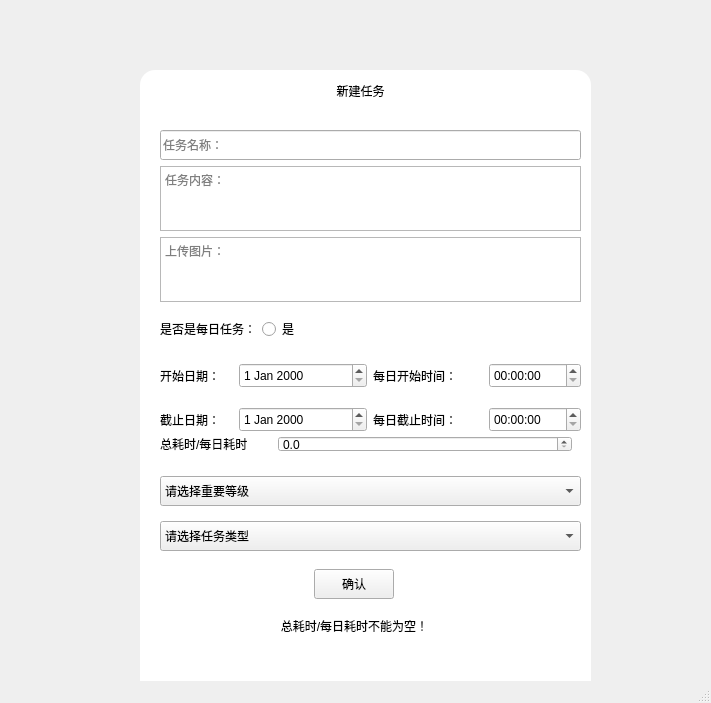
Before: the Qt Designer form frontend/add_task.ui in AiDahanwen/BUAA_2024_Python_Project, drawn with Qt 5.
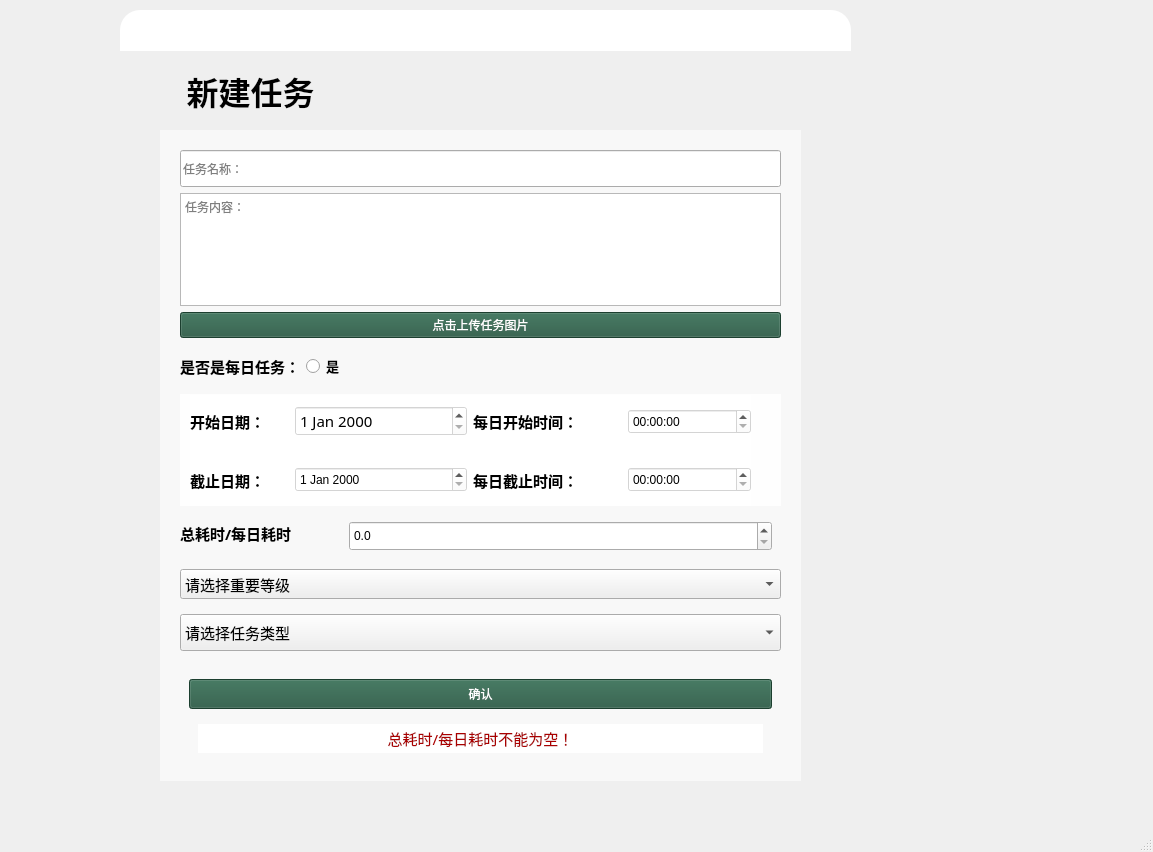
After: the same form once the commit is applied. The open tabs and pages were chosen to show the change. Icons and pictures are not drawn.

Commit message: frontend-finish:add_task and display_task-cuzn

Patch:
```diff
--- a/frontend/add_task.ui
+++ b/frontend/add_task.ui
@@ -6,8 +6,8 @@
    <rect>
     <x>0</x>
     <y>0</y>
-    <width>711</width>
-    <height>703</height>
+    <width>1153</width>
+    <height>852</height>
    </rect>
   </property>
   <property name="windowTitle">
@@ -17,10 +17,10 @@
    <widget class="QFrame" name="frame">
     <property name="geometry">
      <rect>
-      <x>140</x>
-      <y>70</y>
-      <width>451</width>
-      <height>631</height>
+      <x>120</x>
+      <y>10</y>
+      <width>731</width>
+      <height>801</height>
      </rect>
     </property>
     <property name="minimumSize">
@@ -32,7 +32,7 @@
     <property name="styleSheet">
      <string notr="true">#frame{
 	border-radius:15px;
-	background-color: rgb(255, 255, 255);
+	background-color: rgba(255, 255, 255, 0);
 }
 
 
@@ -48,9 +48,9 @@
     <widget class="QLabel" name="label">
      <property name="geometry">
       <rect>
-       <x>150</x>
-       <y>0</y>
-       <width>141</width>
+       <x>40</x>
+       <y>60</y>
+       <width>181</width>
        <height>41</height>
       </rect>
      </property>
@@ -60,6 +60,15 @@
        <height>41</height>
       </size>
      </property>
+     <property name="font">
+      <font>
+       <family>微软雅黑</family>
+       <pointsize>24</pointsize>
+       <weight>75</weight>
+       <italic>false</italic>
+       <bold>true</bold>
+      </font>
+     </property>
      <property name="styleSheet">
       <string notr="true">font: 75 20pt &quot;微软雅黑&quot;;</string>
      </property>
@@ -73,10 +82,10 @@
     <widget class="QFrame" name="frame_2">
      <property name="geometry">
       <rect>
-       <x>20</x>
-       <y>60</y>
-       <width>421</width>
-       <height>421</height>
+       <x>60</x>
+       <y>140</y>
+       <width>601</width>
+       <height>501</height>
       </rect>
      </property>
      <property name="styleSheet">
@@ -115,6 +124,9 @@
           <height>30</height>
          </size>
         </property>
+        <property name="styleSheet">
+         <string notr="true">font: 11pt &quot;微软雅黑&quot;;</string>
+        </property>
         <property name="text">
          <string/>
         </property>
@@ -131,21 +143,22 @@
           <verstretch>3</verstretch>
          </sizepolicy>
         </property>
+        <property name="styleSheet">
+         <string notr="true">font: 11pt &quot;微软雅黑&quot;;</string>
+        </property>
         <property name="placeholderText">
          <string>任务内容：</string>
         </property>
        </widget>
       </item>
       <item>
-       <widget class="QTextEdit" name="textEdit_Add_task_photo">
-        <property name="sizePolicy">
-         <sizepolicy hsizetype="Expanding" vsizetype="Expanding">
-          <horstretch>0</horstretch>
-          <verstretch>1</verstretch>
-         </sizepolicy>
+       <widget class="QPushButton" name="pushButton_Add_task_photo">
+        <property name="styleSheet">
+         <string notr="true">background-color: rgb(39, 88, 66);
+color: rgb(255, 255, 255);</string>
         </property>
-        <property name="placeholderText">
-         <string>上传图片：</string>
+        <property name="text">
+         <string>点击上传任务图片</string>
         </property>
        </widget>
       </item>
@@ -169,6 +182,17 @@
              <verstretch>0</verstretch>
             </sizepolicy>
            </property>
+           <property name="font">
+            <font>
+             <family>微软雅黑</family>
+             <pointsize>11</pointsize>
+             <weight>75</weight>
+             <bold>true</bold>
+            </font>
+           </property>
+           <property name="styleSheet">
+            <string notr="true"/>
+           </property>
            <property name="text">
             <string>是否是每日任务：</string>
            </property>
@@ -182,6 +206,14 @@
              <verstretch>0</verstretch>
             </sizepolicy>
            </property>
+           <property name="font">
+            <font>
+             <family>微软雅黑</family>
+             <pointsize>10</pointsize>
+             <weight>75</weight>
+             <bold>true</bold>
+            </font>
+           </property>
            <property name="text">
             <string>是</string>
            </property>
@@ -204,6 +236,9 @@
           <height>88</height>
          </size>
         </property>
+        <property name="styleSheet">
+         <string notr="true">background-color: rgba(255, 255, 255, 150);</string>
+        </property>
         <property name="currentIndex">
          <number>0</number>
         </property>
@@ -349,10 +384,10 @@
          <widget class="QWidget" name="layoutWidget">
           <property name="geometry">
            <rect>
-            <x>0</x>
+            <x>10</x>
             <y>1</y>
-            <width>421</width>
-            <height>81</height>
+            <width>561</width>
+            <height>111</height>
            </rect>
           </property>
           <layout class="QVBoxLayout" name="verticalLayout_2">
@@ -385,6 +420,14 @@
                   <height>30</height>
                  </size>
                 </property>
+                <property name="font">
+                 <font>
+                  <family>微软雅黑</family>
+                  <pointsize>11</pointsize>
+                  <weight>75</weight>
+                  <bold>true</bold>
+                 </font>
+                </property>
                 <property name="text">
                  <string>开始日期：</string>
                 </property>
@@ -404,6 +447,18 @@
                   <height>25</height>
                  </size>
                 </property>
+                <property name="font">
+                 <font>
+                  <family>微软雅黑</family>
+                  <pointsize>11</pointsize>
+                  <weight>50</weight>
+                  <italic>false</italic>
+                  <bold>false</bold>
+                 </font>
+                </property>
+                <property name="styleSheet">
+                 <string notr="true">font: 11pt &quot;微软雅黑&quot;;</string>
+                </property>
                </widget>
               </item>
               <item>
@@ -420,6 +475,14 @@
                   <height>30</height>
                  </size>
                 </property>
+                <property name="font">
+                 <font>
+                  <family>微软雅黑</family>
+                  <pointsize>11</pointsize>
+                  <weight>75</weight>
+                  <bold>true</bold>
+                 </font>
+                </property>
                 <property name="text">
                  <string>每日开始时间：</string>
                 </property>
@@ -439,6 +502,9 @@
                   <height>25</height>
                  </size>
                 </property>
+                <property name="styleSheet">
+                 <string notr="true">font: 11pt &quot;微软雅黑&quot;;</string>
+                </property>
                </widget>
               </item>
              </layout>
@@ -473,6 +539,14 @@
                   <height>30</height>
                  </size>
                 </property>
+                <property name="font">
+                 <font>
+                  <family>微软雅黑</family>
+                  <pointsize>11</pointsize>
+                  <weight>75</weight>
+                  <bold>true</bold>
+                 </font>
+                </property>
                 <property name="text">
                  <string>截止日期：</string>
                 </property>
@@ -492,6 +566,9 @@
                   <height>25</height>
                  </size>
                 </property>
+                <property name="styleSheet">
+                 <string notr="true">font: 11pt &quot;微软雅黑&quot;;</string>
+                </property>
                </widget>
               </item>
               <item>
@@ -508,6 +585,14 @@
                   <height>30</height>
                  </size>
                 </property>
+                <property name="font">
+                 <font>
+                  <family>微软雅黑</family>
+                  <pointsize>11</pointsize>
+                  <weight>75</weight>
+                  <bold>true</bold>
+                 </font>
+                </property>
                 <property name="text">
                  <string>每日截止时间：</string>
                 </property>
@@ -527,6 +612,9 @@
                   <height>25</height>
                  </size>
                 </property>
+                <property name="styleSheet">
+                 <string notr="true">font: 11pt &quot;微软雅黑&quot;;</string>
+                </property>
                </widget>
               </item>
              </layout>
@@ -548,7 +636,7 @@
         <property name="minimumSize">
          <size>
           <width>421</width>
-          <height>34</height>
+          <height>42</height>
          </size>
         </property>
         <layout class="QHBoxLayout" name="horizontalLayout_12">
@@ -566,6 +654,14 @@
              <verstretch>0</verstretch>
             </sizepolicy>
            </property>
+           <property name="font">
+            <font>
+             <family>微软雅黑</family>
+             <pointsize>11</pointsize>
+             <weight>75</weight>
+             <bold>true</bold>
+            </font>
+           </property>
            <property name="text">
             <string>总耗时/每日耗时</string>
            </property>
@@ -579,6 +675,15 @@
              <verstretch>0</verstretch>
             </sizepolicy>
            </property>
+           <property name="minimumSize">
+            <size>
+             <width>0</width>
+             <height>30</height>
+            </size>
+           </property>
+           <property name="styleSheet">
+            <string notr="true">font: 11pt &quot;微软雅黑&quot;;</string>
+           </property>
            <property name="decimals">
             <number>1</number>
            </property>
@@ -619,6 +724,12 @@
              <height>30</height>
             </size>
            </property>
+           <property name="font">
+            <font>
+             <family>微软雅黑</family>
+             <pointsize>11</pointsize>
+            </font>
+           </property>
            <item>
             <property name="text">
              <string>请选择重要等级</string>
@@ -658,8 +769,11 @@
           <height>30</height>
          </size>
         </property>
-        <property name="placeholderText">
-         <string notr="true"/>
+        <property name="font">
+         <font>
+          <family>微软雅黑</family>
+          <pointsize>11</pointsize>
+         </font>
         </property>
         <property name="duplicatesEnabled">
          <bool>true</bool>
@@ -698,13 +812,13 @@
       </item>
      </layout>
     </widget>
-    <widget class="QFrame" name="frame">
+    <widget class="QFrame" name="frame_close_and_mini">
      <property name="geometry">
       <rect>
-       <x>310</x>
+       <x>620</x>
        <y>0</y>
        <width>111</width>
-       <height>32</height>
+       <height>41</height>
       </rect>
      </property>
      <property name="styleSheet">
@@ -756,15 +870,21 @@
       </item>
      </layout>
     </widget>
-    <widget class="QFrame" name="frame">
+    <widget class="QFrame" name="frame_ensure">
      <property name="geometry">
       <rect>
-       <x>50</x>
-       <y>490</y>
-       <width>329</width>
-       <height>95</height>
+       <x>60</x>
+       <y>660</y>
+       <width>601</width>
+       <height>101</height>
       </rect>
      </property>
+     <property name="minimumSize">
+      <size>
+       <width>0</width>
+       <height>101</height>
+      </size>
+     </property>
      <property name="styleSheet">
       <string notr="true">QPushButton:pressed{
 	padding-left:5px;
@@ -772,14 +892,18 @@
 }</string>
      </property>
      <layout class="QVBoxLayout" name="verticalLayout_4">
-      <item alignment="Qt::AlignHCenter">
+      <item>
        <widget class="QPushButton" name="pushButton_Add_ensure">
         <property name="minimumSize">
          <size>
-          <width>0</width>
+          <width>550</width>
           <height>30</height>
          </size>
         </property>
+        <property name="styleSheet">
+         <string notr="true">background-color: rgb(39, 88, 66);
+color: rgb(255, 255, 255);</string>
+        </property>
         <property name="text">
          <string>确认</string>
         </property>
@@ -793,6 +917,210 @@
           <height>41</height>
          </size>
         </property>
+        <property name="palette">
+         <palette>
+          <active>
+           <colorrole role="WindowText">
+            <brush brushstyle="SolidPattern">
+             <color alpha="255">
+              <red>170</red>
+              <green>0</green>
+              <blue>0</blue>
+             </color>
+            </brush>
+           </colorrole>
+           <colorrole role="Button">
+            <brush brushstyle="SolidPattern">
+             <color alpha="0">
+              <red>255</red>
+              <green>255</green>
+              <blue>255</blue>
+             </color>
+            </brush>
+           </colorrole>
+           <colorrole role="Text">
+            <brush brushstyle="SolidPattern">
+             <color alpha="255">
+              <red>170</red>
+              <green>0</green>
+              <blue>0</blue>
+             </color>
+            </brush>
+           </colorrole>
+           <colorrole role="ButtonText">
+            <brush brushstyle="SolidPattern">
+             <color alpha="255">
+              <red>170</red>
+              <green>0</green>
+              <blue>0</blue>
+             </color>
+            </brush>
+           </colorrole>
+           <colorrole role="Base">
+            <brush brushstyle="SolidPattern">
+             <color alpha="0">
+              <red>255</red>
+              <green>255</green>
+              <blue>255</blue>
+             </color>
+            </brush>
+           </colorrole>
+           <colorrole role="Window">
+            <brush brushstyle="SolidPattern">
+             <color alpha="0">
+              <red>255</red>
+              <green>255</green>
+              <blue>255</blue>
+             </color>
+            </brush>
+           </colorrole>
+           <colorrole role="PlaceholderText">
+            <brush brushstyle="NoBrush">
+             <color alpha="128">
+              <red>170</red>
+              <green>0</green>
+              <blue>0</blue>
+             </color>
+            </brush>
+           </colorrole>
+          </active>
+          <inactive>
+           <colorrole role="WindowText">
+            <brush brushstyle="SolidPattern">
+             <color alpha="255">
+              <red>170</red>
+              <green>0</green>
+              <blue>0</blue>
+             </color>
+            </brush>
+           </colorrole>
+           <colorrole role="Button">
+            <brush brushstyle="SolidPattern">
+             <color alpha="0">
+              <red>255</red>
+              <green>255</green>
+              <blue>255</blue>
+             </color>
+            </brush>
+           </colorrole>
+           <colorrole role="Text">
+            <brush brushstyle="SolidPattern">
+             <color alpha="255">
+              <red>170</red>
+              <green>0</green>
+              <blue>0</blue>
+             </color>
+            </brush>
+           </colorrole>
+           <colorrole role="ButtonText">
+            <brush brushstyle="SolidPattern">
+             <color alpha="255">
+              <red>170</red>
+              <green>0</green>
+              <blue>0</blue>
+             </color>
+            </brush>
+           </colorrole>
+           <colorrole role="Base">
+            <brush brushstyle="SolidPattern">
+             <color alpha="0">
+              <red>255</red>
+              <green>255</green>
+              <blue>255</blue>
+             </color>
+            </brush>
+           </colorrole>
+           <colorrole role="Window">
+            <brush brushstyle="SolidPattern">
+             <color alpha="0">
+              <red>255</red>
+              <green>255</green>
+              <blue>255</blue>
+             </color>
+            </brush>
+           </colorrole>
+           <colorrole role="PlaceholderText">
+            <brush brushstyle="NoBrush">
+             <color alpha="128">
+              <red>170</red>
+              <green>0</green>
+              <blue>0</blue>
+             </color>
+            </brush>
+           </colorrole>
+          </inactive>
+          <disabled>
+           <colorrole role="WindowText">
+            <brush brushstyle="SolidPattern">
+             <color alpha="255">
+              <red>170</red>
+              <green>0</green>
+              <blue>0</blue>
+             </color>
+            </brush>
+           </colorrole>
+           <colorrole role="Button">
+            <brush brushstyle="SolidPattern">
+             <color alpha="0">
+              <red>255</red>
+              <green>255</green>
+              <blue>255</blue>
+             </color>
+            </brush>
+           </colorrole>
+           <colorrole role="Text">
+            <brush brushstyle="SolidPattern">
+             <color alpha="255">
+              <red>170</red>
+              <green>0</green>
+              <blue>0</blue>
+             </color>
+            </brush>
+           </colorrole>
+           <colorrole role="ButtonText">
+            <brush brushstyle="SolidPattern">
+             <color alpha="255">
+              <red>170</red>
+              <green>0</green>
+              <blue>0</blue>
+             </color>
+            </brush>
+           </colorrole>
+           <colorrole role="Base">
+            <brush brushstyle="SolidPattern">
+             <color alpha="0">
+              <red>255</red>
+              <green>255</green>
+              <blue>255</blue>
+             </color>
+            </brush>
+           </colorrole>
+           <colorrole role="Window">
+            <brush brushstyle="SolidPattern">
+             <color alpha="0">
+              <red>255</red>
+              <green>255</green>
+              <blue>255</blue>
+             </color>
+            </brush>
+           </colorrole>
+           <colorrole role="PlaceholderText">
+            <brush brushstyle="NoBrush">
+             <color alpha="128">
+              <red>170</red>
+              <green>0</green>
+              <blue>0</blue>
+             </color>
+            </brush>
+           </colorrole>
+          </disabled>
+         </palette>
+        </property>
+        <property name="styleSheet">
+         <string notr="true">background-color: rgba(255, 255, 255, 0);
+color: rgb(170, 0, 0);
+font: 11pt &quot;微软雅黑&quot;;</string>
+        </property>
         <property name="currentIndex">
          <number>5</number>
         </property>
@@ -863,6 +1191,217 @@
          <layout class="QHBoxLayout" name="horizontalLayout_14">
           <item>
            <widget class="QLabel" name="label_14">
+            <property name="palette">
+             <palette>
+              <active>
+               <colorrole role="WindowText">
+                <brush brushstyle="SolidPattern">
+                 <color alpha="255">
+                  <red>170</red>
+                  <green>0</green>
+                  <blue>0</blue>
+                 </color>
+                </brush>
+               </colorrole>
+               <colorrole role="Button">
+                <brush brushstyle="SolidPattern">
+                 <color alpha="255">
+                  <red>255</red>
+                  <green>255</green>
+                  <blue>255</blue>
+                 </color>
+                </brush>
+               </colorrole>
+               <colorrole role="Text">
+                <brush brushstyle="SolidPattern">
+                 <color alpha="255">
+                  <red>170</red>
+                  <green>0</green>
+                  <blue>0</blue>
+                 </color>
+                </brush>
+               </colorrole>
+               <colorrole role="ButtonText">
+                <brush brushstyle="SolidPattern">
+                 <color alpha="255">
+                  <red>170</red>
+                  <green>0</green>
+                  <blue>0</blue>
+                 </color>
+                </brush>
+               </colorrole>
+               <colorrole role="Base">
+                <brush brushstyle="SolidPattern">
+                 <color alpha="255">
+                  <red>255</red>
+                  <green>255</green>
+                  <blue>255</blue>
+                 </color>
+                </brush>
+               </colorrole>
+               <colorrole role="Window">
+                <brush brushstyle="SolidPattern">
+                 <color alpha="255">
+                  <red>255</red>
+                  <green>255</green>
+                  <blue>255</blue>
+                 </color>
+                </brush>
+               </colorrole>
+               <colorrole role="PlaceholderText">
+                <brush brushstyle="NoBrush">
+                 <color alpha="128">
+                  <red>170</red>
+                  <green>0</green>
+                  <blue>0</blue>
+                 </color>
+                </brush>
+               </colorrole>
+              </active>
+              <inactive>
+               <colorrole role="WindowText">
+                <brush brushstyle="SolidPattern">
+                 <color alpha="255">
+                  <red>170</red>
+                  <green>0</green>
+                  <blue>0</blue>
+                 </color>
+                </brush>
+               </colorrole>
+               <colorrole role="Button">
+                <brush brushstyle="SolidPattern">
+                 <color alpha="255">
+                  <red>255</red>
+                  <green>255</green>
+                  <blue>255</blue>
+                 </color>
+                </brush>
+               </colorrole>
+               <colorrole role="Text">
+                <brush brushstyle="SolidPattern">
+                 <color alpha="255">
+                  <red>170</red>
+                  <green>0</green>
+                  <blue>0</blue>
+                 </color>
+                </brush>
+               </colorrole>
+               <colorrole role="ButtonText">
+                <brush brushstyle="SolidPattern">
+                 <color alpha="255">
+                  <red>170</red>
+                  <green>0</green>
+                  <blue>0</blue>
+                 </color>
+                </brush>
+               </colorrole>
+               <colorrole role="Base">
+                <brush brushstyle="SolidPattern">
+                 <color alpha="255">
+                  <red>255</red>
+                  <green>255</green>
+                  <blue>255</blue>
+                 </color>
+                </brush>
+               </colorrole>
+               <colorrole role="Window">
+                <brush brushstyle="SolidPattern">
+                 <color alpha="255">
+                  <red>255</red>
+                  <green>255</green>
+                  <blue>255</blue>
+                 </color>
+                </brush>
+               </colorrole>
+               <colorrole role="PlaceholderText">
+                <brush brushstyle="NoBrush">
+                 <color alpha="128">
+                  <red>170</red>
+                  <green>0</green>
+                  <blue>0</blue>
+                 </color>
+                </brush>
+               </colorrole>
+              </inactive>
+              <disabled>
+               <colorrole role="WindowText">
+                <brush brushstyle="SolidPattern">
+                 <color alpha="255">
+                  <red>170</red>
+                  <green>0</green>
+                  <blue>0</blue>
+                 </color>
+                </brush>
+               </colorrole>
+               <colorrole role="Button">
+                <brush brushstyle="SolidPattern">
+                 <color alpha="255">
+                  <red>255</red>
+                  <green>255</green>
+                  <blue>255</blue>
+                 </color>
+                </brush>
+               </colorrole>
+               <colorrole role="Text">
+                <brush brushstyle="SolidPattern">
+                 <color alpha="255">
+                  <red>170</red>
+                  <green>0</green>
+                  <blue>0</blue>
+                 </color>
+                </brush>
+               </colorrole>
+               <colorrole role="ButtonText">
+                <brush brushstyle="SolidPattern">
+                 <color alpha="255">
+                  <red>170</red>
+                  <green>0</green>
+                  <blue>0</blue>
+                 </color>
+                </brush>
+               </colorrole>
+               <colorrole role="Base">
+                <brush brushstyle="SolidPattern">
+                 <color alpha="255">
+                  <red>255</red>
+                  <green>255</green>
+                  <blue>255</blue>
+                 </color>
+                </brush>
+               </colorrole>
+               <colorrole role="Window">
+                <brush brushstyle="SolidPattern">
+                 <color alpha="255">
+                  <red>255</red>
+                  <green>255</green>
+                  <blue>255</blue>
+                 </color>
+                </brush>
+               </colorrole>
+               <colorrole role="PlaceholderText">
+                <brush brushstyle="NoBrush">
+                 <color alpha="128">
+                  <red>170</red>
+                  <green>0</green>
+                  <blue>0</blue>
+                 </color>
+                </brush>
+               </colorrole>
+              </disabled>
+             </palette>
+            </property>
+            <property name="font">
+             <font>
+              <family>微软雅黑</family>
+              <pointsize>11</pointsize>
+              <weight>50</weight>
+              <italic>false</italic>
+              <bold>false</bold>
+             </font>
+            </property>
+            <property name="styleSheet">
+             <string notr="true">background-color: rgb(255, 255, 255);</string>
+            </property>
             <property name="text">
              <string>总耗时/每日耗时不能为空！</string>
             </property>
@@ -877,6 +1416,46 @@
       </item>
      </layout>
     </widget>
+    <widget class="QLabel" name="label_16">
+     <property name="geometry">
+      <rect>
+       <x>0</x>
+       <y>0</y>
+       <width>731</width>
+       <height>41</height>
+      </rect>
+     </property>
+     <property name="styleSheet">
+      <string notr="true">background-color: rgb(255, 255, 255);
+border-top-left-radius:20px;
+border-top-right-radius:20px;</string>
+     </property>
+     <property name="text">
+      <string/>
+     </property>
+    </widget>
+    <widget class="QLabel" name="label_17">
+     <property name="geometry">
+      <rect>
+       <x>40</x>
+       <y>120</y>
+       <width>641</width>
+       <height>651</height>
+      </rect>
+     </property>
+     <property name="styleSheet">
+      <string notr="true">background-color: rgba(255, 255, 255, 150);</string>
+     </property>
+     <property name="text">
+      <string/>
+     </property>
+    </widget>
+    <zorder>label_17</zorder>
+    <zorder>label_16</zorder>
+    <zorder>label</zorder>
+    <zorder>frame_2</zorder>
+    <zorder>frame_close_and_mini</zorder>
+    <zorder>frame_ensure</zorder>
    </widget>
    <widget class="QWidget" name="layoutWidget">
     <property name="geometry">
@@ -889,6 +1468,26 @@
     </property>
     <layout class="QHBoxLayout" name="horizontalLayout_8"/>
    </widget>
+   <widget class="QLabel" name="label_15">
+    <property name="geometry">
+     <rect>
+      <x>120</x>
+      <y>14</y>
+      <width>731</width>
+      <height>801</height>
+     </rect>
+    </property>
+    <property name="styleSheet">
+     <string notr="true">border-image: url(:/pictures/pictures/login_background.jpg);
+border-radius:20px;</string>
+    </property>
+    <property name="text">
+     <string/>
+    </property>
+   </widget>
+   <zorder>label_15</zorder>
+   <zorder>frame</zorder>
+   <zorder>layoutWidget</zorder>
   </widget>
   <widget class="QStatusBar" name="statusbar"/>
  </widget>
```
Left out of the diff: 259 changed lines with no effect on the pictures. The commit also changes 18 other files.
